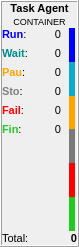
This is qpfhmi/frmagentstatus.ui in jc-gonzalez/qpfnn as Qt 5 draws it before an edit. The edited form follows.
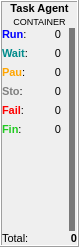
This is the edited form.

```diff
--- a/qpfhmi/frmagentstatus.ui
+++ b/qpfhmi/frmagentstatus.ui
@@ -274,7 +274,7 @@
       </layout>
      </item>
      <item>
-      <layout class="QVBoxLayout" name="vlyStatus" stretch="1,1,1,1,1,1">
+      <layout class="QVBoxLayout" name="vlyStatus" stretch="0,0,0,1,0,0">
        <property name="spacing">
         <number>0</number>
        </property>
```
